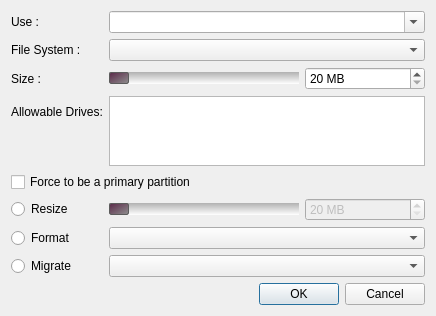
This is yali/gui/Ui/partition.ui in dadas45li/yali as Qt 5 draws it before an edit. The edited form follows.
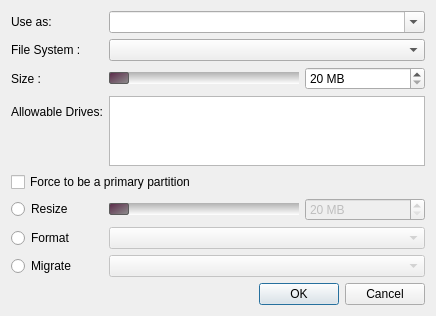
This is the edited form.

```diff
--- a/yali/gui/Ui/partition.ui
+++ b/yali/gui/Ui/partition.ui
@@ -20,7 +20,7 @@
       <font/>
      </property>
      <property name="text">
-      <string>Use :</string>
+      <string>Use as:</string>
      </property>
     </widget>
    </item>
@@ -181,7 +181,11 @@
     </widget>
    </item>
    <item row="9" column="1" colspan="2">
-    <widget class="QComboBox" name="formatCombo"/>
+    <widget class="QComboBox" name="formatCombo">
+     <property name="enabled">
+      <bool>false</bool>
+     </property>
+    </widget>
    </item>
    <item row="10" column="0">
     <widget class="QRadioButton" name="migrateRadio">
@@ -191,22 +195,26 @@
     </widget>
    </item>
    <item row="10" column="1" colspan="2">
-    <widget class="QComboBox" name="migrateCombo"/>
-   </item>
-   <item row="11" column="0" colspan="3">
-    <spacer name="verticalSpacer">
-     <property name="orientation">
-      <enum>Qt::Vertical</enum>
+    <widget class="QComboBox" name="migrateCombo">
+     <property name="enabled">
+      <bool>false</bool>
      </property>
-     <property name="sizeHint" stdset="0">
-      <size>
-       <width>20</width>
-       <height>40</height>
-      </size>
-     </property>
-    </spacer>
+    </widget>
    </item>
    <item row="12" column="0" colspan="3">
+    <spacer name="verticalSpacer">
+     <property name="orientation">
+      <enum>Qt::Vertical</enum>
+     </property>
+     <property name="sizeHint" stdset="0">
+      <size>
+       <width>20</width>
+       <height>40</height>
+      </size>
+     </property>
+    </spacer>
+   </item>
+   <item row="13" column="0" colspan="3">
     <widget class="QDialogButtonBox" name="buttonBox">
      <property name="standardButtons">
       <set>QDialogButtonBox::Cancel|QDialogButtonBox::Ok</set>
@@ -243,6 +251,19 @@
      </property>
     </widget>
    </item>
+   <item row="11" column="1">
+    <spacer name="verticalSpacer_2">
+     <property name="orientation">
+      <enum>Qt::Vertical</enum>
+     </property>
+     <property name="sizeHint" stdset="0">
+      <size>
+       <width>20</width>
+       <height>40</height>
+      </size>
+     </property>
+    </spacer>
+   </item>
   </layout>
  </widget>
  <resources/>
```
Left out of the diff: 32 changed lines with no effect on the pictures.
